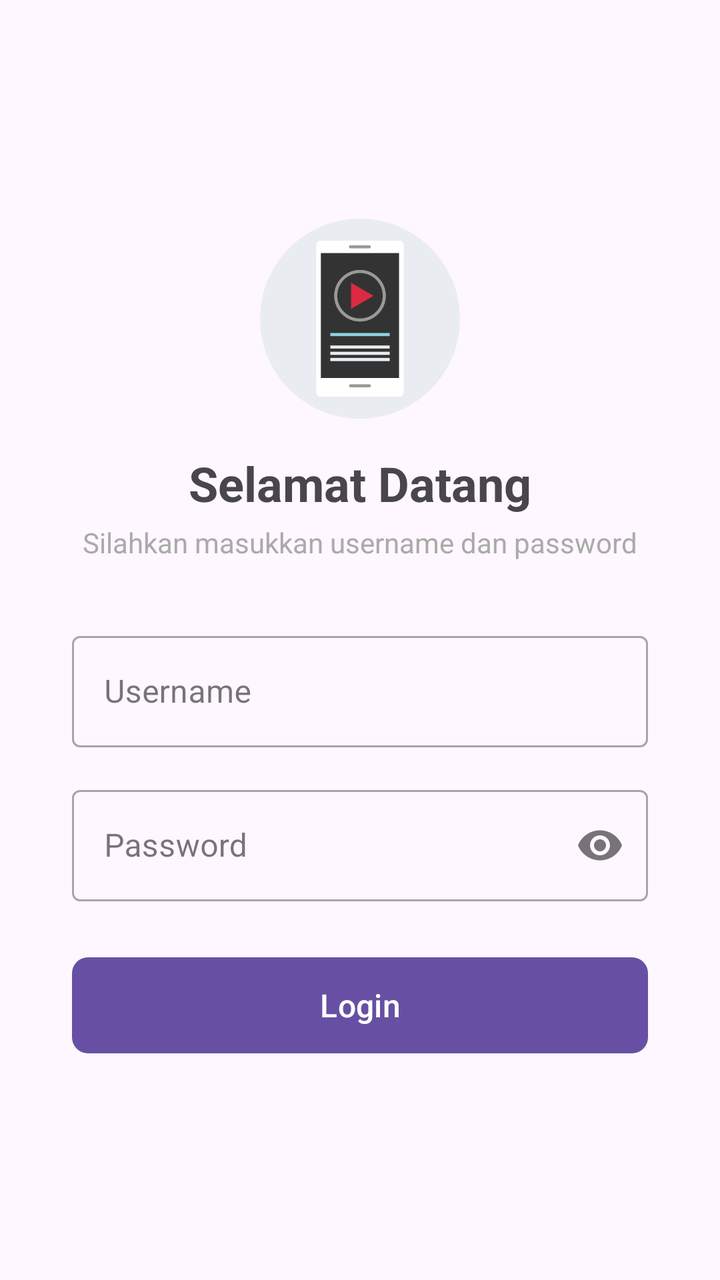
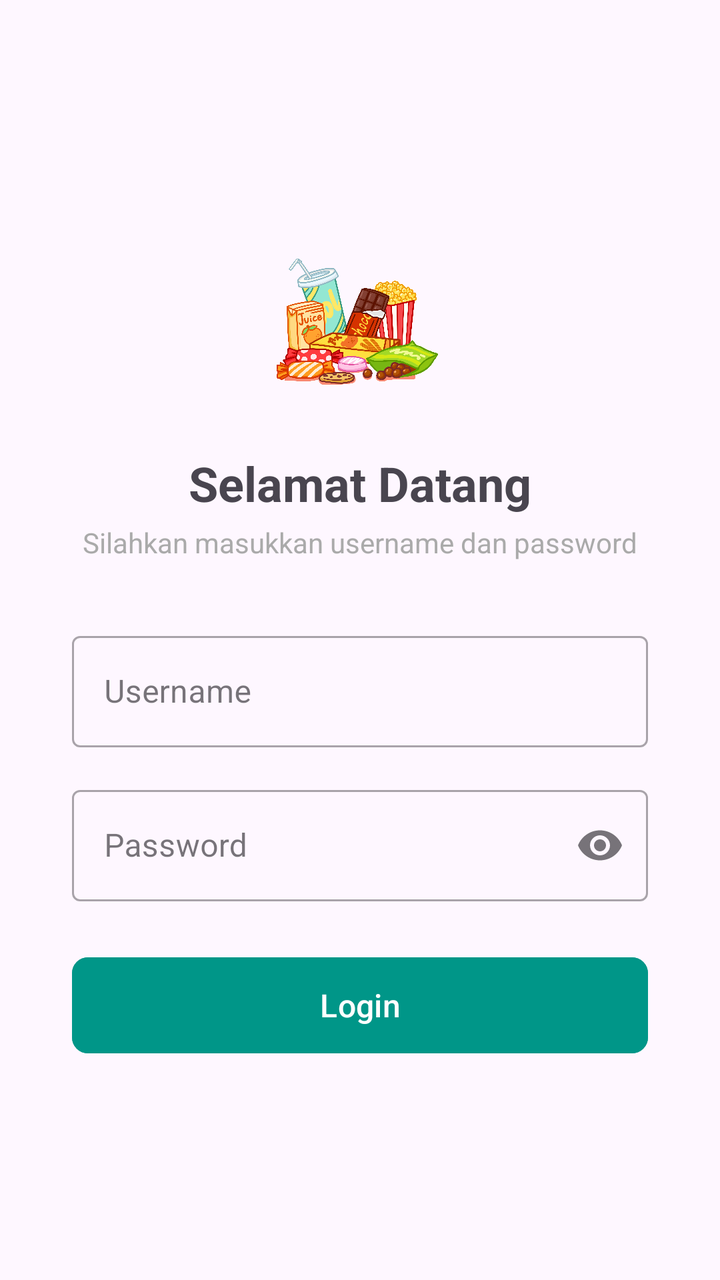

Compare the two renders of this Android layout. The source of the first and the diff that turns it into the second are given below.
<!-- AndroidManifest.xml: application theme Theme.Netptunus_HAFIZ -->
<!-- res/layout/activity_auth.xml -->
<?xml version="1.0" encoding="utf-8"?>
<androidx.constraintlayout.widget.ConstraintLayout xmlns:android="http://schemas.android.com/apk/res/android"
    xmlns:app="http://schemas.android.com/apk/res-auto"
    xmlns:tools="http://schemas.android.com/tools"
    android:id="@+id/main"
    android:layout_width="match_parent"
    android:layout_height="match_parent"
    tools:context=".AuthActivity">

    <ImageView
        android:id="@+id/imgLogo"
        android:layout_width="100dp"
        android:layout_height="100dp"
        android:contentDescription="Logo"
        android:src="@drawable/phone"
        app:layout_constraintBottom_toTopOf="@id/tvTitle"
        app:layout_constraintEnd_toEndOf="parent"
        app:layout_constraintStart_toStartOf="parent"
        app:layout_constraintTop_toTopOf="parent"
        app:layout_constraintVertical_chainStyle="packed" />

    <TextView
        android:id="@+id/tvTitle"
        android:layout_width="wrap_content"
        android:layout_height="wrap_content"
        android:layout_marginTop="16dp"
        android:text="Selamat Datang"
        android:textSize="24sp"
        android:textStyle="bold"
        app:layout_constraintBottom_toTopOf="@id/tvSubtitle"
        app:layout_constraintEnd_toEndOf="parent"
        app:layout_constraintStart_toStartOf="parent"
        app:layout_constraintTop_toBottomOf="@id/imgLogo" />

    <TextView
        android:id="@+id/tvSubtitle"
        android:layout_width="wrap_content"
        android:layout_height="wrap_content"
        android:layout_marginTop="4dp"
        android:text="Silahkan masukkan username dan password"
        android:textColor="@android:color/darker_gray"
        android:textSize="14sp"
        app:layout_constraintBottom_toTopOf="@id/tilUsername"
        app:layout_constraintEnd_toEndOf="parent"
        app:layout_constraintStart_toStartOf="parent"
        app:layout_constraintTop_toBottomOf="@id/tvTitle" />

    <com.google.android.material.textfield.TextInputLayout
        android:id="@+id/tilUsername"
        style="@style/Widget.MaterialComponents.TextInputLayout.OutlinedBox"
        android:layout_width="0dp"
        android:layout_height="wrap_content"
        android:layout_marginStart="36dp"
        android:layout_marginEnd="36dp"
        android:layout_marginTop="32dp"
        android:hint="Username"
        app:layout_constraintBottom_toTopOf="@id/tilPassword"
        app:layout_constraintEnd_toEndOf="parent"
        app:layout_constraintStart_toStartOf="parent"
        app:layout_constraintTop_toBottomOf="@id/tvSubtitle">

        <com.google.android.material.textfield.TextInputEditText
            android:id="@+id/etUsername"
            android:layout_width="match_parent"
            android:layout_height="wrap_content"
            android:inputType="text"
            android:maxLines="1" />
    </com.google.android.material.textfield.TextInputLayout>

    <com.google.android.material.textfield.TextInputLayout
        android:id="@+id/tilPassword"
        style="@style/Widget.MaterialComponents.TextInputLayout.OutlinedBox"
        android:layout_width="0dp"
        android:layout_height="wrap_content"
        android:layout_marginStart="36dp"
        android:layout_marginEnd="36dp"
        android:layout_marginTop="16dp"
        android:hint="Password"
        app:endIconMode="password_toggle"
        app:layout_constraintBottom_toTopOf="@id/btnLogin"
        app:layout_constraintEnd_toEndOf="parent"
        app:layout_constraintStart_toStartOf="parent"
        app:layout_constraintTop_toBottomOf="@id/tilUsername">

        <com.google.android.material.textfield.TextInputEditText
            android:id="@+id/etPassword"
            android:layout_width="match_parent"
            android:layout_height="wrap_content"
            android:inputType="textPassword"
            android:maxLines="1" />
    </com.google.android.material.textfield.TextInputLayout>

    <com.google.android.material.button.MaterialButton
        android:id="@+id/btnLogin"
        android:layout_width="0dp"
        android:layout_height="56dp"
        android:layout_marginStart="36dp"
        android:layout_marginEnd="36dp"
        android:layout_marginTop="24dp"
        android:text="Login"
        android:textSize="16sp"
        app:cornerRadius="8dp"
        app:layout_constraintBottom_toBottomOf="parent"
        app:layout_constraintEnd_toEndOf="parent"
        app:layout_constraintStart_toStartOf="parent"
        app:layout_constraintTop_toBottomOf="@id/tilPassword" />

</androidx.constraintlayout.widget.ConstraintLayout>
<!-- resources referenced by this layout -->
<resources>
  <!-- drawable phone: png bitmap (drawable, 14199 bytes) -->
  <style name="Theme.Netptunus_HAFIZ" parent="Base.Theme.Netptunus_HAFIZ" />
  <style name="Base.Theme.Netptunus_HAFIZ" parent="Theme.Material3.DayNight.NoActionBar">
          
          
      </style>
</resources>

<!-- the commit's change to res/layout/activity_auth.xml (unified diff, before → after) -->
@@ -12,7 +12,7 @@
         android:layout_width="100dp"
         android:layout_height="100dp"
         android:contentDescription="Logo"
-        android:src="@drawable/phone"
+        android:src="@drawable/snack"
         app:layout_constraintBottom_toTopOf="@id/tvTitle"
         app:layout_constraintEnd_toEndOf="parent"
         app:layout_constraintStart_toStartOf="parent"
@@ -99,6 +99,7 @@
         android:layout_marginTop="24dp"
         android:text="Login"
         android:textSize="16sp"
+        android:backgroundTint="@color/hijau"
         app:cornerRadius="8dp"
         app:layout_constraintBottom_toBottomOf="parent"
         app:layout_constraintEnd_toEndOf="parent"
<!-- resource entries referenced after the edit -->
@@ -1,6 +1,7 @@
 <!-- resources referenced by this layout -->
 <resources>
-  <!-- drawable phone: png bitmap (drawable, 14199 bytes) -->
+  <color name="hijau">#009688</color>
+  <!-- drawable snack: png bitmap (drawable, 725125 bytes) -->
   <style name="Theme.Netptunus_HAFIZ" parent="Base.Theme.Netptunus_HAFIZ" />
   <style name="Base.Theme.Netptunus_HAFIZ" parent="Theme.Material3.DayNight.NoActionBar">
           
